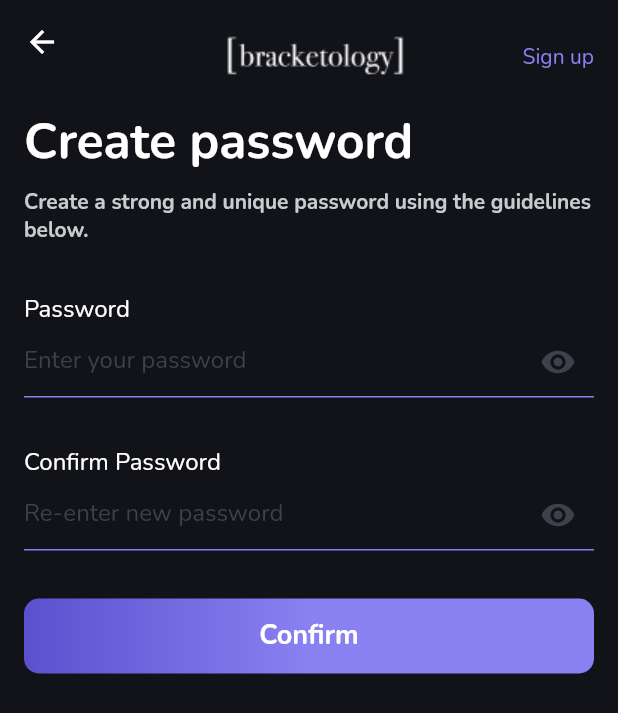
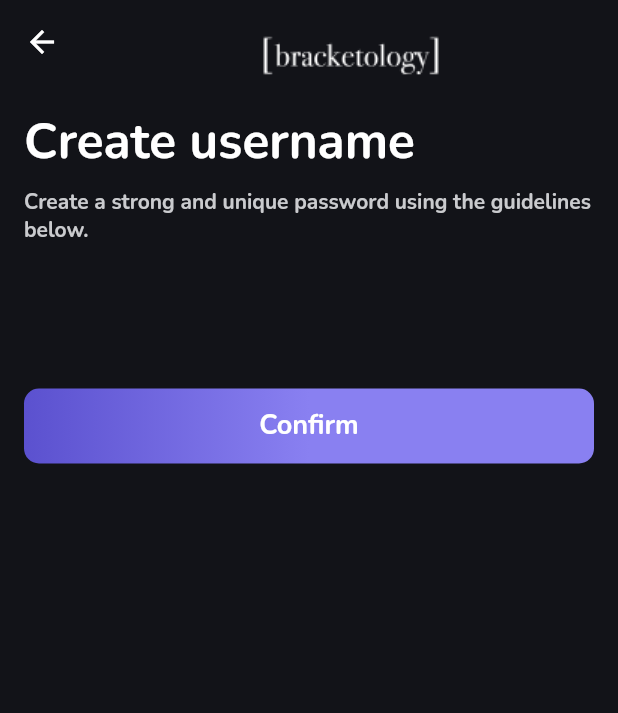
Before and after one commit to sharontechjays/temporary, a Flutter app: the CreatePasswordScreen screen opened by its route, after a tap on "Confirm", on a phone screen of 412 x 824 dp. Shown: the top 713 px of the screen. Run offline on Flutter 3.47's test engine with Material 2 defaults, Android fonts, the light colour scheme and no system bars; our stand-ins replace dio, equatable, flutter_bloc, flutter_svg, shared_preferences; accounts and stored records are empty.

Commit message:
create username started

```diff
--- a/lib/app_routes.dart
+++ b/lib/app_routes.dart
@@ -1,5 +1,6 @@
 import 'package:flutter/material.dart';
 import 'package:test_flutter/presentation/screens/create_password_screen.dart';
+import 'package:test_flutter/presentation/screens/create_username.dart';
 import 'package:test_flutter/presentation/screens/sign_in_screen.dart';
 import 'package:test_flutter/presentation/screens/sign_up_screen.dart';
 import 'package:test_flutter/presentation/screens/verify_otp_screen.dart';
@@ -8,8 +9,6 @@ class AppRoutes {
   static Map<String, WidgetBuilder> appRoutes(BuildContext context) {
     return {
       SignInScreen.routeName: (BuildContext context) => const SignInScreen(),
-      CreatePasswordScreen.routeName: (BuildContext context) =>
-          const CreatePasswordScreen(),
       SignUpScreen.routeName: (BuildContext context) {
         final email = ModalRoute.of(context)?.settings.arguments as String?;
         return SignUpScreen(
@@ -22,6 +21,10 @@ class AppRoutes {
           mEmail: email ?? "",
         );
       },
+      CreatePasswordScreen.routeName: (BuildContext context) =>
+      const CreatePasswordScreen(),
+      CreateUsernameScreen.routeName: (BuildContext context) =>
+      const CreateUsernameScreen(),
     };
   }
 }
--- /dev/null
+++ b/lib/presentation/blocs/createusername/create_username_bloc.dart
@@ -0,0 +1,22 @@
+import 'package:equatable/equatable.dart';
+import 'package:flutter_bloc/flutter_bloc.dart';
+
+part 'create_username_event.dart';
+
+part 'create_username_state.dart';
+
+class CreateUsernameBloc
+    extends Bloc<CreateUsernameEvent, CreateUsernameState> {
+  CreateUsernameBloc() : super(CreateUsernameInitial()) {
+    on<CreateUsernameEvent>((event, emit) {
+      if (event is CreateUsernameAvailability) {
+        if (event.username.contains(" ")) {
+          emit(
+              CreateUsernameFailure(error: "username shouldn't contain space"));
+        } else {
+          emit(CreateUsernameSuccess(message: "usernameAvailable"));
+        }
+      }
+    });
+  }
+}
--- /dev/null
+++ b/lib/presentation/blocs/createusername/create_username_event.dart
@@ -0,0 +1,24 @@
+part of 'create_username_bloc.dart';
+
+abstract class CreateUsernameEvent extends Equatable {
+  @override
+  List<Object> get props => [];
+}
+
+class CreateUsernameButtonPressed extends CreateUsernameEvent {
+  final String username;
+
+  CreateUsernameButtonPressed({required this.username});
+
+  @override
+  List<Object> get props => [username];
+}
+
+class CreateUsernameAvailability extends CreateUsernameEvent {
+  final String username;
+
+  CreateUsernameAvailability({required this.username});
+
+  @override
+  List<Object> get props => [username];
+}
--- /dev/null
+++ b/lib/presentation/blocs/createusername/create_username_state.dart
@@ -0,0 +1,26 @@
+part of 'create_username_bloc.dart';
+
+abstract class CreateUsernameState extends Equatable {
+  @override
+  List<Object> get props => [];
+}
+
+class CreateUsernameInitial extends CreateUsernameState {}
+
+class CreateUsernameSuccess extends CreateUsernameState {
+  final String message;
+
+  CreateUsernameSuccess({required this.message});
+
+  @override
+  List<Object> get props => [];
+}
+
+class CreateUsernameFailure extends CreateUsernameState {
+  final String error;
+
+  CreateUsernameFailure({required this.error});
+
+  @override
+  List<Object> get props => [];
+}
--- a/lib/presentation/constants/app_strings.dart
+++ b/lib/presentation/constants/app_strings.dart
@@ -23,8 +23,12 @@ class Strings {
   static const verifyTimerText = "Resend verification code in ";
   static const verifyTimerText2 = "Didn’t receive verification code?  ";
   static const createPassword = "Create password";
-  static const createPasswordSubHeading = "Create a strong and unique password using the guidelines below.";
+  static const createPasswordSubHeading =
+      "Create a strong and unique password using the guidelines below.";
   static const confirmPasswordHintText = "Re-enter new password";
+  static const createUserName = "Create username";
+  static const createUserNameScreenSubHeading =
+      "Create a username with 3-20 characters.";
 }
 
 class RouteNames {
@@ -32,4 +36,5 @@ class RouteNames {
   static const signUpScreen = "sign_up";
   static const verifyOtpScreen = "VerifyOTPScreen";
   static const createPasswordScreen = "createPassword";
+  static const createUsrNameScreen = "createUserName";
 }
--- a/lib/presentation/screens/create_password_screen.dart
+++ b/lib/presentation/screens/create_password_screen.dart
@@ -3,6 +3,7 @@ import 'package:flutter_bloc/flutter_bloc.dart';
 import 'package:test_flutter/data/SharedPreferencesHelper.dart';
 import 'package:test_flutter/presentation/blocs/create_password_bloc.dart';
 import 'package:test_flutter/presentation/constants/app_strings.dart';
+import 'package:test_flutter/presentation/screens/create_username.dart';
 import 'package:test_flutter/presentation/screens/onboarding/onboarding.dart';
 import 'package:test_flutter/presentation/screens/sign_up_screen.dart';
 import 'package:test_flutter/presentation/utils/styles/custom_colors.dart';
@@ -23,7 +24,8 @@ class CreatePasswordScreen extends StatelessWidget {
   @override
   Widget build(BuildContext context) {
     return Scaffold(
-      appBar: const CustomAppBar(onAppbarRightButtonClicked: navToSignUPScreen),
+      appBar: const CustomAppBar(
+          title: "", onAppbarRightButtonClicked: navToSignUPScreen),
       body: BlocProvider(
         create: (_) => CreatePasswordBloc(),
         child: const CreatePasswordForm(),
@@ -165,7 +167,12 @@ class _CreatePasswordFormState extends State<CreatePasswordForm> {
     });
   }
 
-  _onConfirmButtonClicked(BuildContext context) {}
+  _onConfirmButtonClicked(BuildContext context) {
+    Navigator.pushReplacementNamed(
+      context,
+      CreateUsernameScreen.routeName,
+    );
+  }
 
   void _toggleConfirmPasswordVisibility() {
     setState(() {
--- /dev/null
+++ b/lib/presentation/screens/create_username.dart
@@ -0,0 +1,101 @@
+import 'package:flutter/material.dart';
+import 'package:flutter_bloc/flutter_bloc.dart';
+import 'package:test_flutter/presentation/blocs/createusername/create_username_bloc.dart';
+import 'package:test_flutter/presentation/constants/app_strings.dart';
+import 'package:test_flutter/presentation/screens/sign_in_screen.dart';
+import 'package:test_flutter/presentation/screens/sign_up_screen.dart';
+import 'package:test_flutter/presentation/utils/styles/custom_styles.dart';
+import '../utils/styles/custom_dimens.dart';
+import '../widgets/custom_appbar.dart';
+
+class CreateUsernameScreen extends StatelessWidget {
+  static const String routeName = RouteNames.createUsrNameScreen;
+
+  const CreateUsernameScreen({Key? key}) : super(key: key);
+
+  @override
+  Widget build(BuildContext context) {
+    return Scaffold(
+      appBar: const CustomAppBar(
+          title: "", onAppbarRightButtonClicked: navToSignInScreen),
+      body: BlocProvider(
+        create: (_) => CreateUsernameBloc(),
+        child: const CreateUserNameForm(),
+      ),
+    );
+  }
+}
+
+navToSignInScreen(BuildContext context) {
+  Navigator.pushReplacementNamed(context, SignInScreen.routeName);
+}
+
+class CreateUserNameForm extends StatefulWidget {
+  const CreateUserNameForm({Key? key}) : super(key: key);
+
+  @override
+  State<CreateUserNameForm> createState() => _CreateUserNameFormState();
+}
+
+class _CreateUserNameFormState extends State<CreateUserNameForm> {
+  @override
+  Widget build(BuildContext context) {
+    return Padding(
+      padding: const EdgeInsets.all(16.0),
+      child: SingleChildScrollView(
+        child: Column(
+          crossAxisAlignment: CrossAxisAlignment.start,
+          children: [
+            const ScreenHeading(
+              title: Strings.createUserName,
+            ),
+            const ScreenSubHeading(text: Strings.createPasswordSubHeading),
+            dimenHeight32,
+
+            dimenHeight32,
+            const SizedBox(height: 32),
+            PrimaryButton(
+              title: Strings.confirm,
+              onPrimaryButtonClicked: _onConfirmButtonClicked,
+            ),
+            const SizedBox(height: 16),
+            BlocConsumer<CreateUsernameBloc, CreateUsernameState>(
+              listener: (context, state) {
+                if (state is CreateUsernameSuccess) {
+                } else if (state is CreateUsernameFailure) {
+                  _clearForm(context);
+                }
+              },
+              builder: (context, state) {
+                if (state is CreateUsernameFailure) {
+                  return Text(state.error);
+                } else {
+                  return Container();
+                }
+              },
+            ),
+          ],
+        ),
+      ),
+    );
+  }
+
+  navToSignUpScreen(BuildContext context, String email) {
+    Navigator.pushReplacementNamed(context, SignUpScreen.routeName,
+        arguments: email);
+  }
+
+  void _onConfirmButtonClicked(BuildContext context) {
+    final createUsernameBloc = BlocProvider.of<CreateUsernameBloc>(context);
+    createUsernameBloc.add(CreateUsernameButtonPressed(username: ""));
+  }
+
+  void _onUsernameChanged(BuildContext context) {
+    final createUsernameBloc = BlocProvider.of<CreateUsernameBloc>(context);
+    createUsernameBloc.add(CreateUsernameAvailability(username: ""));
+  }
+
+  void _clearForm(BuildContext context) {
+    FocusScope.of(context).unfocus();
+  }
+}
--- a/lib/presentation/screens/verify_otp_screen.dart
+++ b/lib/presentation/screens/verify_otp_screen.dart
@@ -25,7 +25,7 @@ class VerifyOTPScreen extends StatelessWidget {
   Widget build(BuildContext context) {
     return Scaffold(
       appBar: const CustomAppBar(
-          title: Strings.logIn, onAppbarRightButtonClicked: navToSignInScreen),
+          title: "", onAppbarRightButtonClicked: navToSignInScreen),
       body: BlocProvider(
         create: (_) => VerifyOtpBloc(),
         child: VerifyOTPForm(
```
